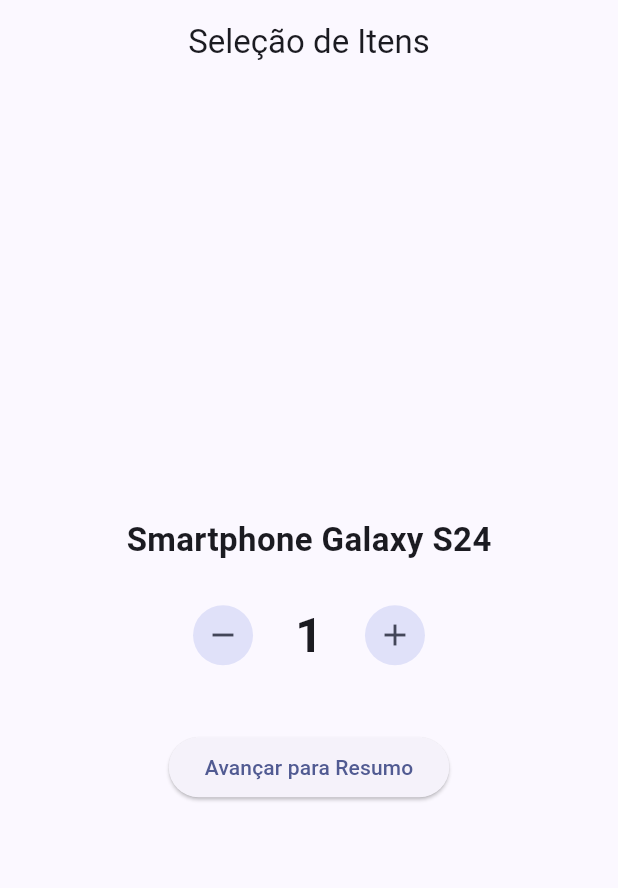
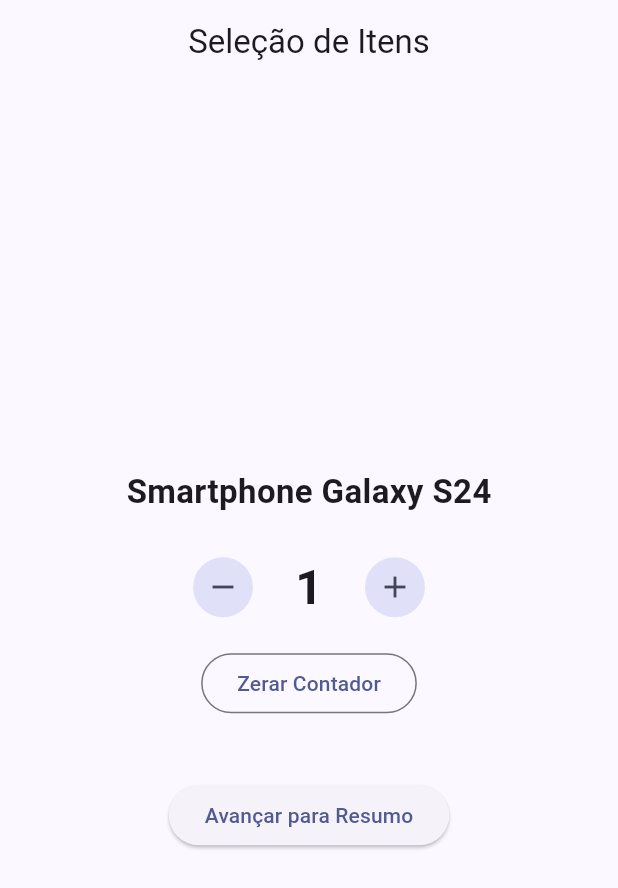
Before and after one commit to CAKeysama/DispositivosMoveisAula7, a Flutter app: the screen it shows after launch, on a phone screen of 412 x 824 dp. Shown: the top 888 px of the screen. Run offline on Flutter 3.47's test engine with Material 3 defaults, Android fonts, the phone set to English and light mode, and no system bars.

Commit message:
feat: adiciona opcao para zerar contador
Co-authored-by: arena-agent <297053741+arena-agent@users.noreply.github.com>

```diff
--- a/lib/main.dart
+++ b/lib/main.dart
@@ -48,6 +48,12 @@
     }
   }
 
+  void _zerarContador() {
+    setState(() {
+      _quantidade = 1;
+    });
+  }
+
   @override
   Widget build(BuildContext context) {
     return Scaffold(
@@ -92,6 +98,11 @@
                   ),
                 ],
               ),
+              const SizedBox(height: 16),
+              OutlinedButton(
+                onPressed: _zerarContador,
+                child: const Text('Zerar Contador'),
+              ),
               const SizedBox(height: 40),
               ElevatedButton(
                 onPressed: () {
```
